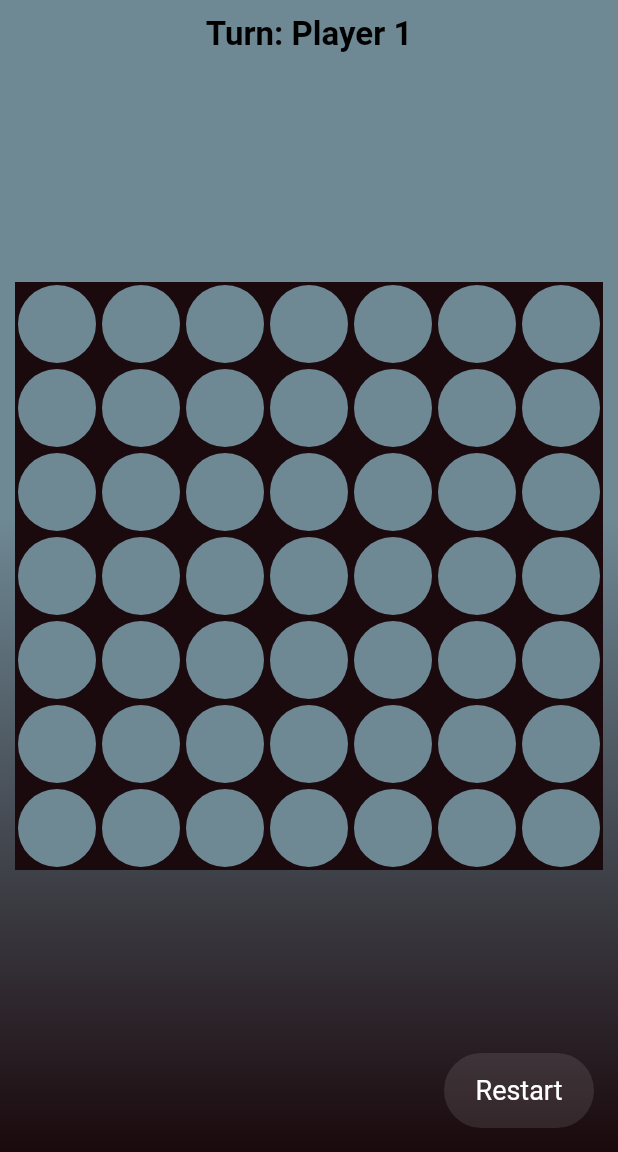
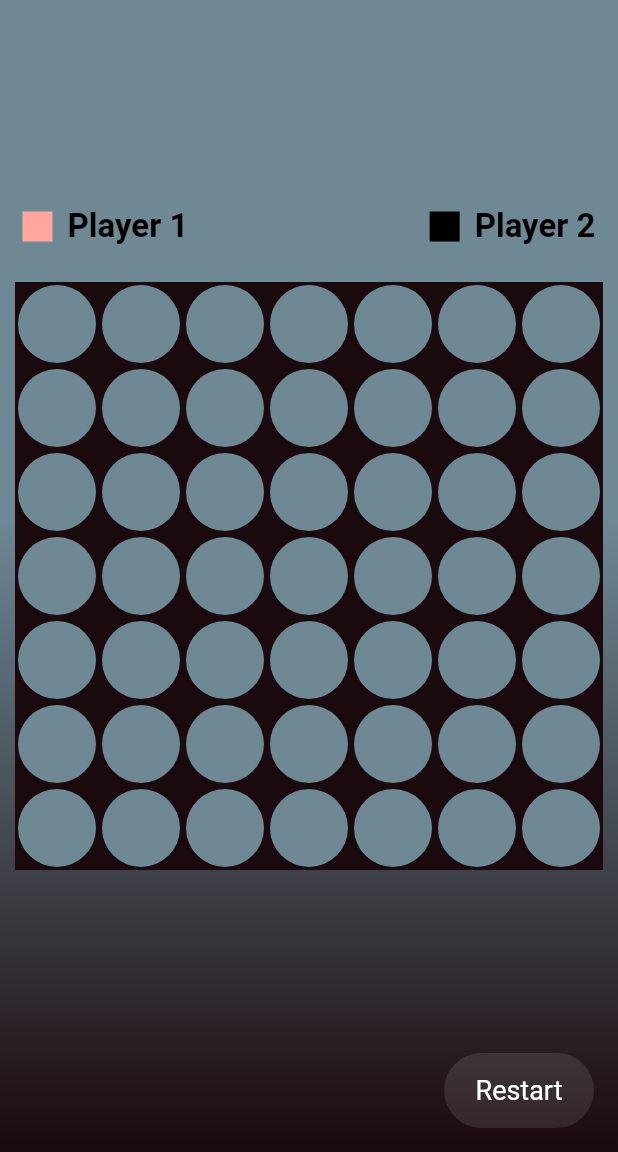
Before and after one commit to samitkapoor/connect4, a Flutter app: the screen it shows after launch, on a phone screen of 412 x 824 dp, the part 84-1236 px from its top. Run offline on Flutter 3.47's test engine with Material 2 defaults, Android fonts, the phone set to English and light mode, and no system bars; our stand-ins replace google_fonts; Roboto replaces fonts that are missing (Besley).

Commit message:
New Player Turn Widget

```diff
--- a/lib/components/game_board.dart
+++ b/lib/components/game_board.dart
@@ -51,8 +51,8 @@ class GameBoardState extends State<GameBoard> {
                             backgroundColor: (result == Result.draw)
                                 ? Colors.white.withOpacity(0.9)
                                 : (result == Result.player1)
-                                    ? const Color(0xffffa69e).withOpacity(0.9)
-                                    : const Color(0xffb6eea6).withOpacity(0.9),
+                                    ? playerOneColor.withOpacity(0.9)
+                                    : playerTwoColor.withOpacity(0.9),
                             shape: RoundedRectangleBorder(
                                 borderRadius: BorderRadius.circular(15)),
                             content: Text(
@@ -110,14 +110,14 @@ class GameBoardState extends State<GameBoard> {
                               row: coin['row'] as int,
                               column: coin['column'] as int,
                               selected: true,
-                              color: const Color(0xffffa69e),
+                              color: playerOneColor,
                             )
                           : (coin['value'] == 2)
                               ? Coin(
                                   row: coin['row'] as int,
                                   column: coin['column'] as int,
                                   selected: true,
-                                  color: const Color(0xffb6eea6),
+                                  color: playerTwoColor,
                                 )
                               : Coin(
                                   row: coin['row'] as int,
--- a/lib/components/player_turn_widget.dart
+++ b/lib/components/player_turn_widget.dart
@@ -15,8 +15,39 @@ class PlayerTurnWidget extends StatefulWidget {
 class PlayerTurnWidgetState extends State<PlayerTurnWidget> {
   @override
   Widget build(BuildContext context) {
+    return Container(
+      width: MediaQuery.of(context).size.width,
+      padding: const EdgeInsets.symmetric(horizontal: 15),
+      child: Row(
+        children: [
+          buildColorBox(selectedPlayer: player, selected: player == 1),
+          const SizedBox(width: 10),
+          buildText(text: 'Player 1'),
+          const Spacer(),
+          buildColorBox(selectedPlayer: player, selected: player == 2),
+          const SizedBox(width: 10),
+          buildText(text: 'Player 2'),
+        ],
+      ),
+    );
+  }
+
+  Container buildColorBox(
+      {required bool selected, required int selectedPlayer}) {
+    return Container(
+      height: 20,
+      width: 20,
+      color: !selected
+          ? Colors.black
+          : (selectedPlayer == 1)
+              ? playerOneColor
+              : playerTwoColor,
+    );
+  }
+
+  Text buildText({required String text}) {
     return Text(
-      'Turn: Player $player',
+      text,
       style: GoogleFonts.besley(
         color: Colors.black,
         fontWeight: FontWeight.bold,
--- a/lib/core/game_screen.dart
+++ b/lib/core/game_screen.dart
@@ -16,8 +16,7 @@ class GameScreen extends StatelessWidget {
 
   @override
   Widget build(BuildContext context) {
-    return Scaffold(
-      appBar: AppBar(
+    var appBar = AppBar(
       elevation: 0,
       title: Text(
         'Connect 4',
@@ -38,7 +37,9 @@ class GameScreen extends StatelessWidget {
           ),
         ),
       ],
-      ),
+    );
+    return Scaffold(
+      appBar: appBar,
       body: Container(
         decoration: BoxDecoration(
           gradient: LinearGradient(
@@ -58,6 +59,7 @@ class GameScreen extends StatelessWidget {
             SizedBox(
               height: MediaQuery.of(context).size.height -
                   MediaQuery.of(context).padding.top,
+              width: MediaQuery.of(context).size.width,
             ),
             GameBoard(
               key: gameBoardKey,
@@ -65,7 +67,12 @@ class GameScreen extends StatelessWidget {
               gameBoardKey: gameBoardKey,
             ),
             Positioned(
-              top: 10,
+              top: (MediaQuery.of(context).size.height -
+                          MediaQuery.of(context).padding.top -
+                          appBar.preferredSize.height) /
+                      2 -
+                  (MediaQuery.of(context).size.width - 20) / 2 -
+                  50,
               child: PlayerTurnWidget(key: playerTurnKey),
             ),
           ],
--- a/lib/utils/game_logic.dart
+++ b/lib/utils/game_logic.dart
@@ -1,6 +1,10 @@
 import 'package:flutter/material.dart';
 
 import 'package:connect4/models/coin.dart';
+
+Color playerOneColor = const Color(0xffffa69e);
+
+Color playerTwoColor = const Color(0xffb6eea6);
 
 //player = 1 if it's player 1's turn to play and 2 if it's player 2's turn to play
 int player = 1;
```
Lines whose indentation alone changed are shown as unchanged.
